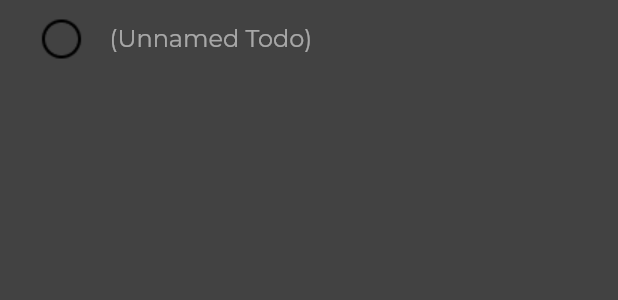
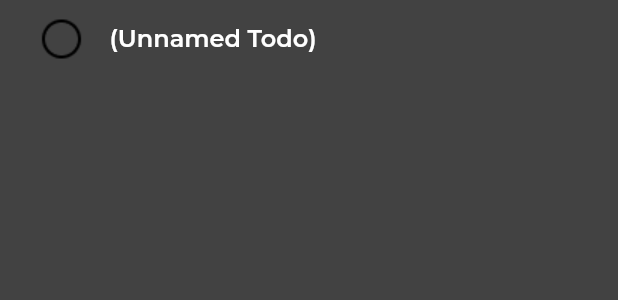
Before and after one commit to Anastasia-Nayita/pomodoro.tasks, a Flutter app: the TodoWidget widget shown alone on an empty page, opened directly, on a phone screen of 412 x 824 dp. Shown: the top 300 px of the screen. Run offline on Flutter 3.47's test engine with Material 2 defaults, Android fonts, the phone set to English and light mode, and no system bars; our stand-ins replace google_fonts, sqflite; accounts and stored records are empty.

```diff
--- a/lib/database_helper.dart
+++ b/lib/database_helper.dart
@@ -69,4 +69,10 @@ class DatabaseHelper {
     Database _db = await database();
     await _db.rawUpdate("UPDATE todo SET isDone = '$isDone' WHERE id = '$id'");
   }
+
+  Future<void> deleteTask(int id) async {
+    Database _db = await database();
+    await _db.rawDelete("DELETE FROM tasks WHERE id = '$id'");
+    await _db.rawDelete("DELETE FROM todo WHERE taskId = '$id'");
+  }
 }
--- a/lib/widgets.dart
+++ b/lib/widgets.dart
@@ -107,9 +107,11 @@ class TodoWidget extends StatelessWidget {
             child: Text(
               text ?? '(Unnamed Todo)',
               style: TextStyle(
-                color: isDone ? Colors.white : Colors.white54,
+                color: isDone ? Colors.white54 : Colors.white,
                 fontSize: 16.0,
-                fontWeight: isDone ? FontWeight.w600 : FontWeight.w400,
+                fontWeight: isDone ? FontWeight.w300 : FontWeight.w600,
+                decoration:
+                    isDone ? TextDecoration.lineThrough : TextDecoration.none,
               ),
             ),
           ),
```
Also changed, not shown: lib/screens/projecttodos.dart (+16 -6 lines).
